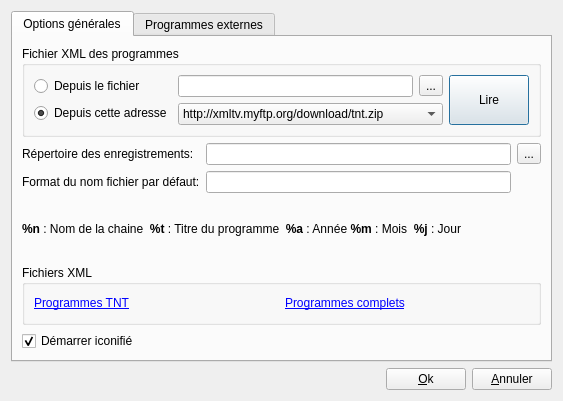
First picture: the form in ui/config.ui, repository jlbrd/qmagneto, before the edit.
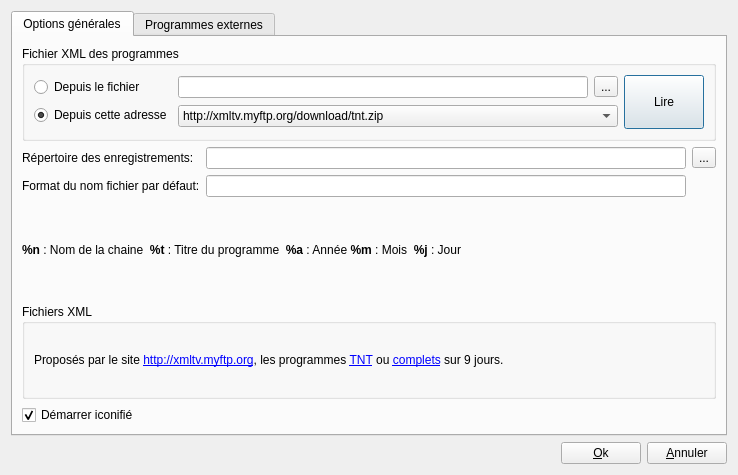
Second picture: the form after the edit.

Commit message: - Correction de l'issue 14 : Affichage des programmes commençant la veille du jour affiché. - Issue 12 : Possibilite de regarder les emissions dans un player externe

Diff of the .ui file:
```diff
--- a/ui/config.ui
+++ b/ui/config.ui
@@ -5,8 +5,8 @@
    <rect>
     <x>0</x>
     <y>0</y>
-    <width>563</width>
-    <height>401</height>
+    <width>738</width>
+    <height>475</height>
    </rect>
   </property>
   <property name="windowTitle" >
@@ -154,18 +154,7 @@
             <item>
              <widget class="QLabel" name="label_9" >
               <property name="text" >
-               <string>&lt;a href="http://xmltv.myftp.org/download/tnt.zip">Programmes TNT&lt;/a>
-</string>
-              </property>
-              <property name="openExternalLinks" >
-               <bool>true</bool>
-              </property>
-             </widget>
-            </item>
-            <item>
-             <widget class="QLabel" name="label_15" >
-              <property name="text" >
-               <string>&lt;a href="http://xmltv.myftp.org/download/complet.zip">Programmes complets&lt;/a>
+               <string>Proposés par le site &lt;a href="http://xmltv.myftp.org">http://xmltv.myftp.org&lt;/a>, les programmes &lt;a href="http://xmltv.myftp.org/download/tnt.zip">TNT&lt;/a> ou &lt;a href="http://xmltv.myftp.org/download/complet.zip">complets&lt;/a> sur 9 jours.
 </string>
               </property>
               <property name="openExternalLinks" >
```
The commit also changes 2 other files.
